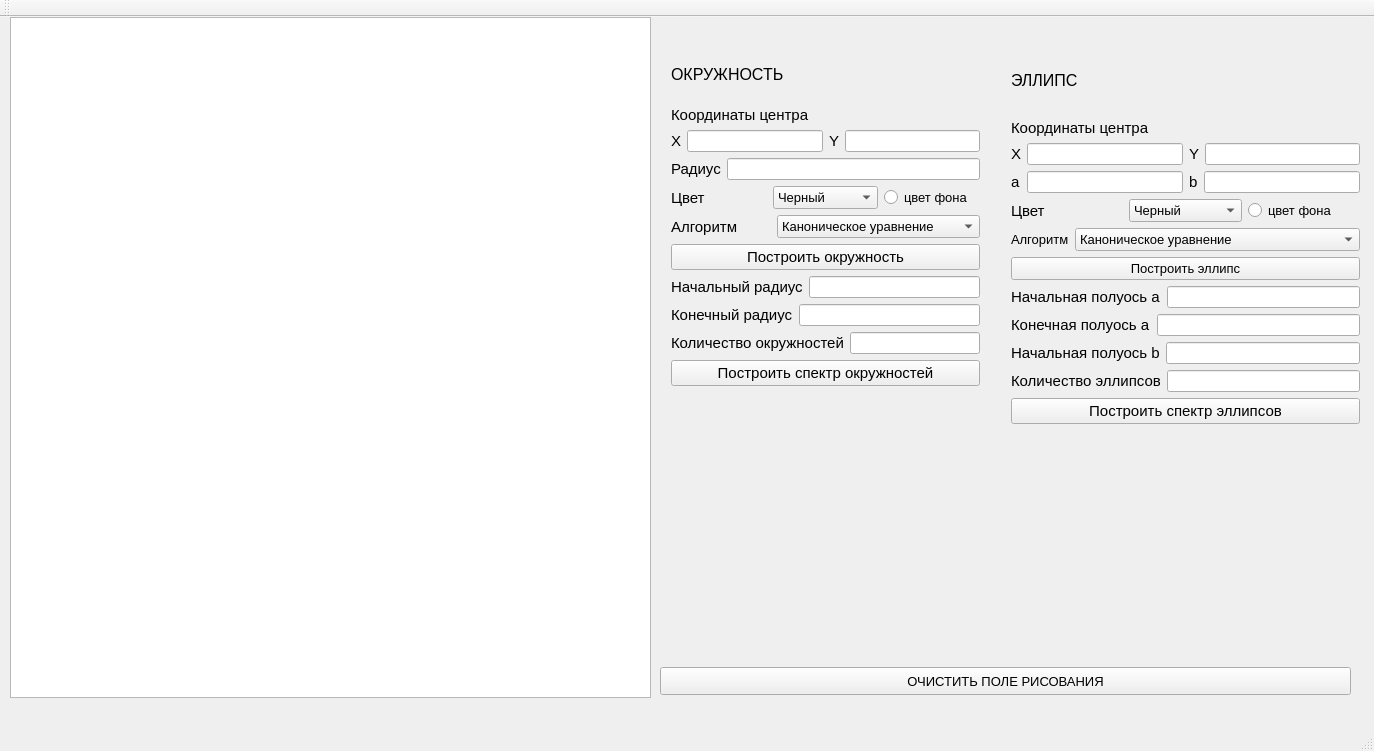
SGCube/IU7-Computer-Graphics, file ksupol/lab_04/lab_04/mainwindow.ui: the form before one commit.
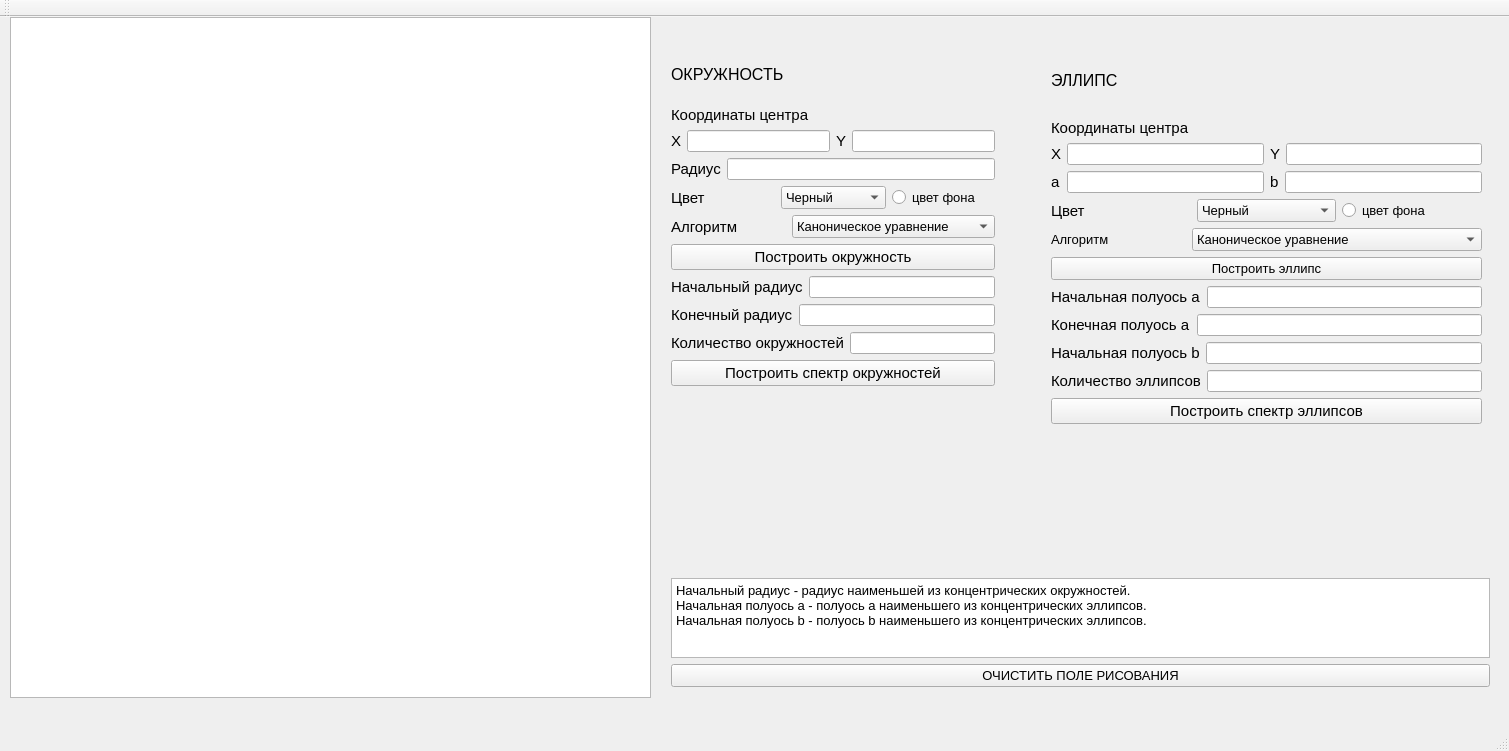
The form after the commit.

What changed in the file:
```diff
--- a/ksupol/lab_04/lab_04/mainwindow.ui
+++ b/ksupol/lab_04/lab_04/mainwindow.ui
@@ -6,7 +6,7 @@
    <rect>
     <x>0</x>
     <y>0</y>
-    <width>1374</width>
+    <width>1509</width>
     <height>751</height>
    </rect>
   </property>
@@ -24,30 +24,12 @@
      </rect>
     </property>
    </widget>
-   <widget class="QPushButton" name="pushButton_2">
-    <property name="geometry">
-     <rect>
-      <x>660</x>
-      <y>650</y>
-      <width>691</width>
-      <height>28</height>
-     </rect>
-    </property>
-    <property name="font">
-     <font>
-      <pointsize>10</pointsize>
-     </font>
-    </property>
-    <property name="text">
-     <string>ОЧИСТИТЬ ПОЛЕ РИСОВАНИЯ</string>
-    </property>
-   </widget>
-   <widget class="QWidget" name="">
+   <widget class="QWidget" name="layoutWidget">
     <property name="geometry">
      <rect>
       <x>660</x>
       <y>20</y>
-      <width>331</width>
+      <width>346</width>
       <height>360</height>
      </rect>
     </property>
@@ -343,12 +325,12 @@
      </item>
     </layout>
    </widget>
-   <widget class="QWidget" name="">
+   <widget class="QWidget" name="layoutWidget">
     <property name="geometry">
      <rect>
-      <x>1000</x>
+      <x>1040</x>
       <y>20</y>
-      <width>371</width>
+      <width>453</width>
       <height>398</height>
      </rect>
     </property>
@@ -694,6 +676,43 @@
      </item>
     </layout>
    </widget>
+   <widget class="QWidget" name="">
+    <property name="geometry">
+     <rect>
+      <x>660</x>
+      <y>550</y>
+      <width>841</width>
+      <height>131</height>
+     </rect>
+    </property>
+    <layout class="QVBoxLayout" name="verticalLayout_8">
+     <item>
+      <widget class="QTextBrowser" name="textBrowser">
+       <property name="html">
+        <string>&lt;!DOCTYPE HTML PUBLIC &quot;-//W3C//DTD HTML 4.0//EN&quot; &quot;http://www.w3.org/TR/REC-html40/strict.dtd&quot;&gt;
+&lt;html&gt;&lt;head&gt;&lt;meta name=&quot;qrichtext&quot; content=&quot;1&quot; /&gt;&lt;style type=&quot;text/css&quot;&gt;
+p, li { white-space: pre-wrap; }
+&lt;/style&gt;&lt;/head&gt;&lt;body style=&quot; font-family:'MS Shell Dlg 2'; font-size:7.8pt; font-weight:400; font-style:normal;&quot;&gt;
+&lt;p style=&quot; margin-top:0px; margin-bottom:0px; margin-left:0px; margin-right:0px; -qt-block-indent:0; text-indent:0px;&quot;&gt;&lt;span style=&quot; font-size:10pt;&quot;&gt;Начальный радиус - радиус наименьшей из концентрических окружностей.&lt;/span&gt;&lt;/p&gt;
+&lt;p style=&quot; margin-top:0px; margin-bottom:0px; margin-left:0px; margin-right:0px; -qt-block-indent:0; text-indent:0px;&quot;&gt;&lt;span style=&quot; font-size:10pt;&quot;&gt;Начальная полуось a - полуось a наименьшего из концентрических эллипсов.&lt;/span&gt;&lt;/p&gt;
+&lt;p style=&quot; margin-top:0px; margin-bottom:0px; margin-left:0px; margin-right:0px; -qt-block-indent:0; text-indent:0px;&quot;&gt;&lt;span style=&quot; font-size:10pt;&quot;&gt;Начальная полуось b - полуось b наименьшего из концентрических эллипсов.&lt;/span&gt;&lt;/p&gt;&lt;/body&gt;&lt;/html&gt;</string>
+       </property>
+      </widget>
+     </item>
+     <item>
+      <widget class="QPushButton" name="pushButton_2">
+       <property name="font">
+        <font>
+         <pointsize>10</pointsize>
+        </font>
+       </property>
+       <property name="text">
+        <string>ОЧИСТИТЬ ПОЛЕ РИСОВАНИЯ</string>
+       </property>
+      </widget>
+     </item>
+    </layout>
+   </widget>
   </widget>
   <widget class="QMenuBar" name="menuBar">
    <property name="geometry">
```
Left out of the diff: 2 changed lines with no effect on the pictures.
